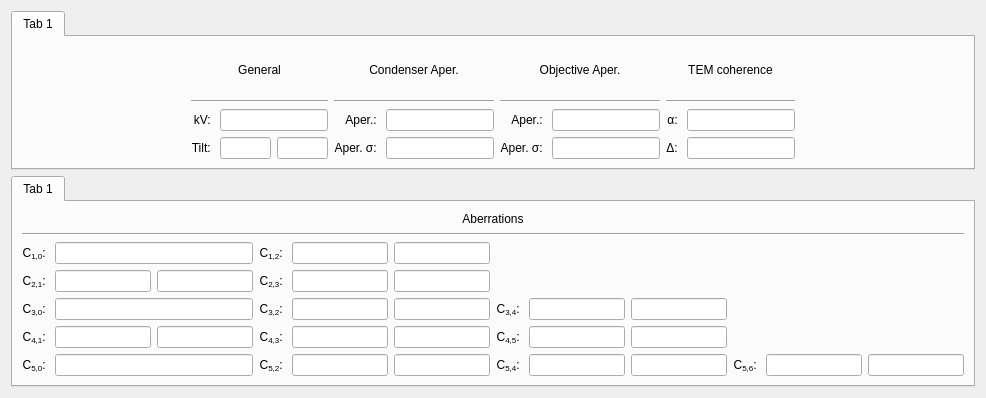
JJPPeters/clTEM, file src/gui/dialogs/settings/frames/fullaberrationframe.ui: the form before one commit.
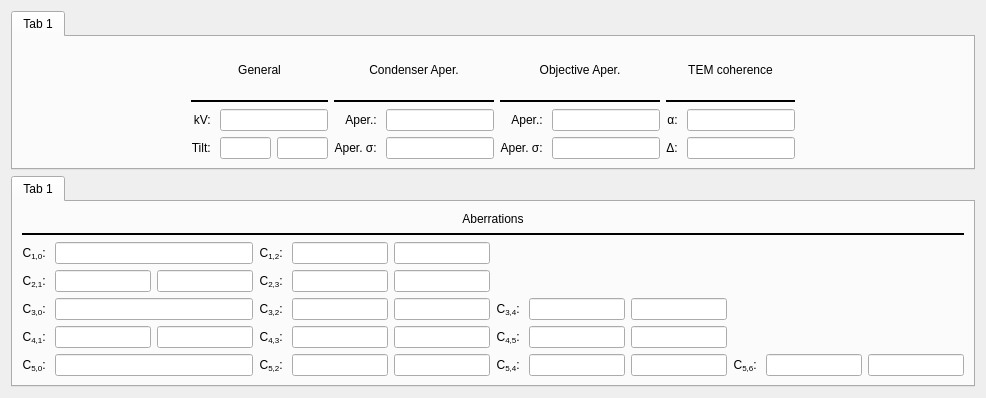
The form after the commit. Custom widgets are drawn as their Qt base class.

Patch:
```diff
--- a/src/gui/dialogs/settings/frames/fullaberrationframe.ui
+++ b/src/gui/dialogs/settings/frames/fullaberrationframe.ui
@@ -60,6 +60,12 @@
        </item>
        <item row="1" column="4" colspan="3">
         <widget class="Line" name="line_14">
+         <property name="frameShadow">
+          <enum>QFrame::Plain</enum>
+         </property>
+         <property name="lineWidth">
+          <number>2</number>
+         </property>
          <property name="orientation">
           <enum>Qt::Horizontal</enum>
          </property>
@@ -211,6 +217,12 @@
        </item>
        <item row="1" column="7" colspan="3">
         <widget class="Line" name="line_13">
+         <property name="frameShadow">
+          <enum>QFrame::Plain</enum>
+         </property>
+         <property name="lineWidth">
+          <number>2</number>
+         </property>
          <property name="orientation">
           <enum>Qt::Horizontal</enum>
          </property>
@@ -218,6 +230,12 @@
        </item>
        <item row="1" column="1" colspan="3">
         <widget class="Line" name="line_11">
+         <property name="frameShadow">
+          <enum>QFrame::Plain</enum>
+         </property>
+         <property name="lineWidth">
+          <number>2</number>
+         </property>
          <property name="orientation">
           <enum>Qt::Horizontal</enum>
          </property>
@@ -255,6 +273,12 @@
        </item>
        <item row="1" column="10" colspan="3">
         <widget class="Line" name="line_12">
+         <property name="frameShadow">
+          <enum>QFrame::Plain</enum>
+         </property>
+         <property name="lineWidth">
+          <number>2</number>
+         </property>
          <property name="orientation">
           <enum>Qt::Horizontal</enum>
          </property>
@@ -378,6 +402,12 @@
        </item>
        <item row="1" column="0" colspan="12">
         <widget class="Line" name="line_15">
+         <property name="frameShadow">
+          <enum>QFrame::Plain</enum>
+         </property>
+         <property name="lineWidth">
+          <number>2</number>
+         </property>
          <property name="orientation">
           <enum>Qt::Horizontal</enum>
          </property>
```
